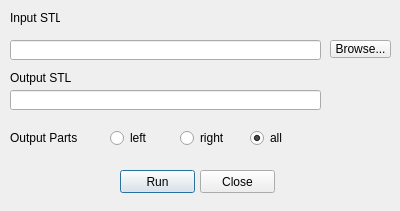
Old version of the form chiriin3d_reverse_dialog_base.ui in the repository tmizu23/chiriin3d_reverse.
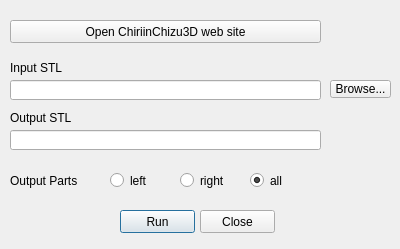
New version of the form.

```diff
--- a/chiriin3d_reverse_dialog_base.ui
+++ b/chiriin3d_reverse_dialog_base.ui
@@ -7,7 +7,7 @@
     <x>0</x>
     <y>0</y>
     <width>400</width>
-    <height>211</height>
+    <height>249</height>
    </rect>
   </property>
   <property name="windowTitle">
@@ -17,7 +17,7 @@
    <property name="geometry">
     <rect>
      <x>330</x>
-     <y>40</y>
+     <y>80</y>
      <width>61</width>
      <height>18</height>
     </rect>
@@ -30,7 +30,7 @@
    <property name="geometry">
     <rect>
      <x>10</x>
-     <y>40</y>
+     <y>80</y>
      <width>311</width>
      <height>20</height>
     </rect>
@@ -40,7 +40,7 @@
    <property name="geometry">
     <rect>
      <x>10</x>
-     <y>90</y>
+     <y>130</y>
      <width>311</width>
      <height>20</height>
     </rect>
@@ -53,8 +53,8 @@
    <property name="geometry">
     <rect>
      <x>10</x>
-     <y>10</y>
-     <width>50</width>
+     <y>60</y>
+     <width>61</width>
      <height>16</height>
     </rect>
    </property>
@@ -66,7 +66,7 @@
    <property name="geometry">
     <rect>
      <x>10</x>
-     <y>70</y>
+     <y>110</y>
      <width>71</width>
      <height>16</height>
     </rect>
@@ -79,7 +79,7 @@
    <property name="geometry">
     <rect>
      <x>120</x>
-     <y>170</y>
+     <y>210</y>
      <width>75</width>
      <height>23</height>
     </rect>
@@ -92,7 +92,7 @@
    <property name="geometry">
     <rect>
      <x>200</x>
-     <y>170</y>
+     <y>210</y>
      <width>75</width>
      <height>23</height>
     </rect>
@@ -105,9 +105,9 @@
    <property name="geometry">
     <rect>
      <x>110</x>
-     <y>130</y>
+     <y>170</y>
      <width>41</width>
-     <height>16</height>
+     <height>21</height>
     </rect>
    </property>
    <property name="text">
@@ -121,9 +121,9 @@
    <property name="geometry">
     <rect>
      <x>180</x>
-     <y>130</y>
+     <y>170</y>
      <width>51</width>
-     <height>16</height>
+     <height>21</height>
     </rect>
    </property>
    <property name="text">
@@ -137,9 +137,9 @@
    <property name="geometry">
     <rect>
      <x>250</x>
-     <y>130</y>
+     <y>170</y>
      <width>41</width>
-     <height>16</height>
+     <height>21</height>
     </rect>
    </property>
    <property name="text">
@@ -156,15 +156,28 @@
    <property name="geometry">
     <rect>
      <x>10</x>
-     <y>130</y>
+     <y>170</y>
      <width>71</width>
-     <height>16</height>
+     <height>21</height>
     </rect>
    </property>
    <property name="text">
     <string>Output Parts</string>
    </property>
   </widget>
+  <widget class="QPushButton" name="pushButton_3">
+   <property name="geometry">
+    <rect>
+     <x>10</x>
+     <y>20</y>
+     <width>311</width>
+     <height>23</height>
+    </rect>
+   </property>
+   <property name="text">
+    <string>Open ChiriinChizu3D web site</string>
+   </property>
+  </widget>
  </widget>
  <resources/>
  <connections/>
```
